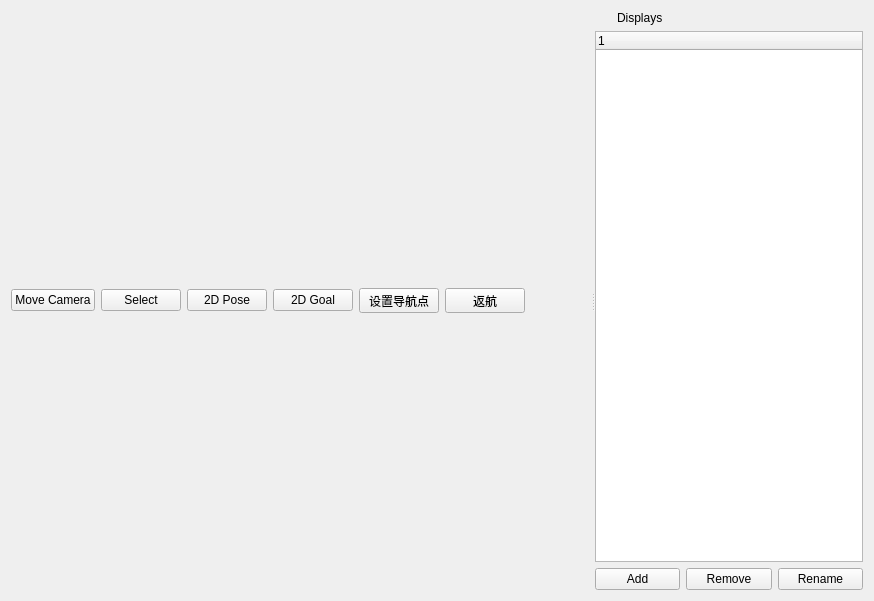
CastielLiu/robotGui, file src/robot_gui/qrviz/qrviz.ui: the form before one commit.
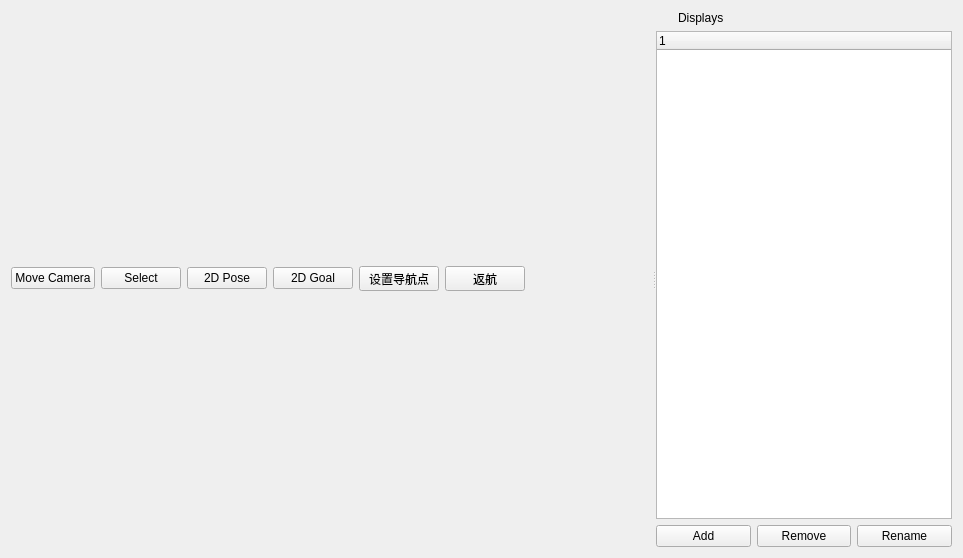
The form after the commit. Icons and pictures are not drawn.

```diff
--- a/src/robot_gui/qrviz/qrviz.ui
+++ b/src/robot_gui/qrviz/qrviz.ui
@@ -6,8 +6,8 @@
    <rect>
     <x>0</x>
     <y>0</y>
-    <width>874</width>
-    <height>601</height>
+    <width>963</width>
+    <height>558</height>
    </rect>
   </property>
   <property name="windowTitle">
@@ -19,7 +19,13 @@
      <property name="orientation">
       <enum>Qt::Horizontal</enum>
      </property>
-     <widget class="QWidget" name="">
+     <property name="opaqueResize">
+      <bool>true</bool>
+     </property>
+     <property name="childrenCollapsible">
+      <bool>false</bool>
+     </property>
+     <widget class="QWidget" name="layoutWidget">
       <layout class="QVBoxLayout" name="verticalLayout" stretch="1,500">
        <item>
         <layout class="QHBoxLayout" name="horizontalLayout_25">
@@ -127,7 +133,7 @@
        </item>
       </layout>
      </widget>
-     <widget class="QWidget" name="">
+     <widget class="QWidget" name="layoutWidget">
       <layout class="QVBoxLayout" name="verticalLayout_5">
        <item>
         <layout class="QHBoxLayout" name="horizontalLayout_6">
@@ -167,6 +173,11 @@
          <attribute name="headerMinimumSectionSize">
           <number>160</number>
          </attribute>
+         <column>
+          <property name="text">
+           <string notr="true">1</string>
+          </property>
+         </column>
         </widget>
        </item>
        <item>
```
Left out of the diff: 2 changed lines with no effect on the pictures.
